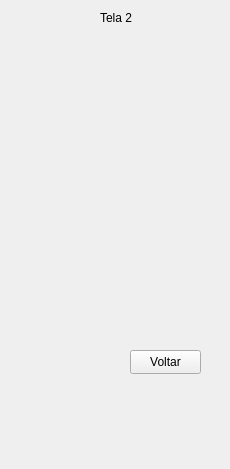
Before: the Qt Designer form secondwindow.ui in rdalmarco/ddm, drawn with Qt 5.
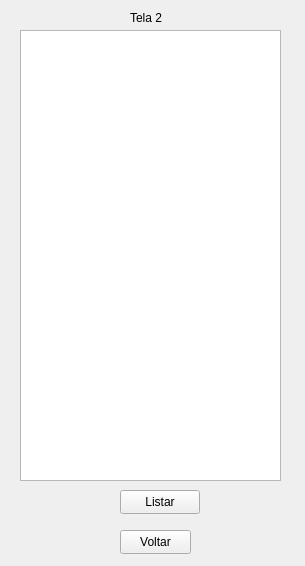
After: the same form once the commit is applied.

Diff of the .ui file:
```diff
--- a/secondwindow.ui
+++ b/secondwindow.ui
@@ -6,8 +6,8 @@
    <rect>
     <x>0</x>
     <y>0</y>
-    <width>230</width>
-    <height>469</height>
+    <width>305</width>
+    <height>566</height>
    </rect>
   </property>
   <property name="windowTitle">
@@ -16,7 +16,7 @@
   <widget class="QLabel" name="label">
    <property name="geometry">
     <rect>
-     <x>100</x>
+     <x>130</x>
      <y>10</y>
      <width>61</width>
      <height>16</height>
@@ -29,8 +29,8 @@
   <widget class="QPushButton" name="pushButton">
    <property name="geometry">
     <rect>
-     <x>130</x>
-     <y>350</y>
+     <x>120</x>
+     <y>530</y>
      <width>71</width>
      <height>24</height>
     </rect>
@@ -39,6 +39,29 @@
     <string>Voltar</string>
    </property>
   </widget>
+  <widget class="QTextBrowser" name="textBrowser">
+   <property name="geometry">
+    <rect>
+     <x>20</x>
+     <y>30</y>
+     <width>261</width>
+     <height>451</height>
+    </rect>
+   </property>
+  </widget>
+  <widget class="QPushButton" name="pushButton_2">
+   <property name="geometry">
+    <rect>
+     <x>120</x>
+     <y>490</y>
+     <width>80</width>
+     <height>24</height>
+    </rect>
+   </property>
+   <property name="text">
+    <string>Listar</string>
+   </property>
+  </widget>
  </widget>
  <resources/>
  <connections/>
```
